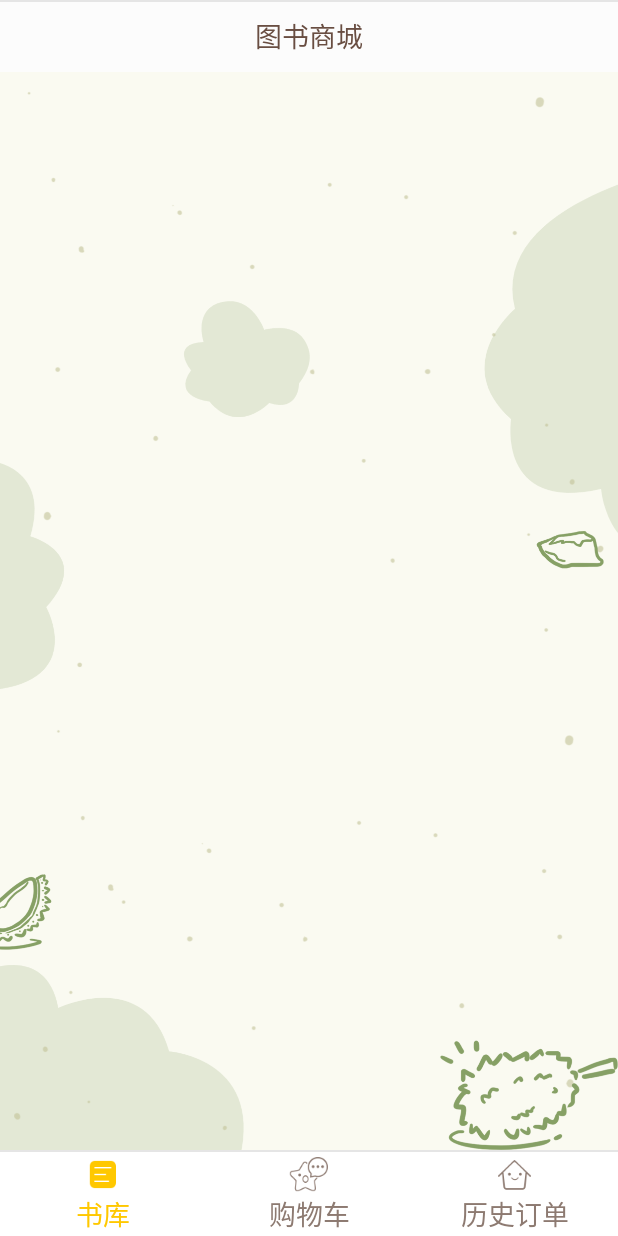
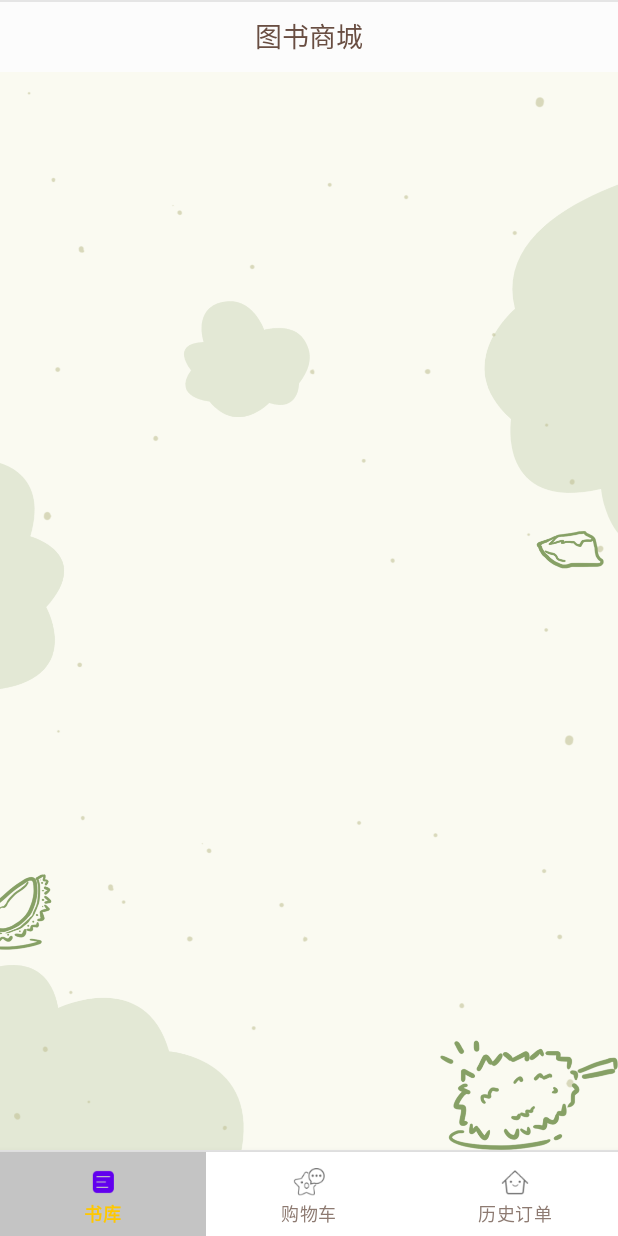
Before and after one commit to Di-viner/Android-BookMall, an Android app: the MainActivity screen opened directly, with no data from a screen before it, on a phone screen of 412 x 824 dp. Run offline under Robolectric (Android 15) with nearby library versions, the light colour scheme and no system bars; libraries missing offline, so code that uses them is left out: com.scwang.smartrefresh, org.simple.eventbus, se.emilsjolander.stickylistheaders; plain views replace StickyListHeadersListView; 6 statements that could not run were skipped.

Commit message:
改用BottomNavigationView实现底部菜单

```diff
--- a/app/build.gradle
+++ b/app/build.gradle
@@ -43,6 +43,9 @@ dependencies {
 
     ///
     implementation 'se.emilsjolander:stickylistheaders:2.7.0'
+
+    implementation 'com.android.support:design:25.3.0'
+
     testImplementation 'junit:junit:4.12'
     androidTestImplementation 'com.android.support.test:runner:1.0.2'
     androidTestImplementation 'com.android.support.test.espresso:espresso-core:3.0.2'
--- a/app/src/main/java/com/example/booklibrary/BookList.java
+++ b/app/src/main/java/com/example/booklibrary/BookList.java
@@ -55,7 +55,6 @@ public class BookList extends Fragment implements AdapterView.OnItemClickListene
                 String author = cursor.getString(x);
                 String ID = cursor.getString(y);
                 int pic = cursor.getInt(p);
-
                 Book book = new Book(name, price, intro, pic, ID, author, content);
                 books.add(book);
             }while(cursor.moveToNext());
--- a/app/src/main/java/com/example/booklibrary/MainActivity.java
+++ b/app/src/main/java/com/example/booklibrary/MainActivity.java
@@ -1,5 +1,6 @@
 package com.example.booklibrary;
 
+import androidx.annotation.NonNull;
 import androidx.appcompat.app.AppCompatActivity;
 import androidx.viewpager.widget.ViewPager;
 
@@ -7,13 +8,16 @@ import android.content.Intent;
 import android.database.Cursor;
 import android.database.sqlite.SQLiteDatabase;
 import android.os.Bundle;
+import android.view.MenuItem;
 import android.widget.RadioButton;
 import android.widget.RadioGroup;
 import android.widget.TextView;
 
+import com.google.android.material.bottomnavigation.BottomNavigationView;
+
 import java.util.ArrayList;
 
-public class MainActivity extends AppCompatActivity implements RadioGroup.OnCheckedChangeListener, ViewPager.OnPageChangeListener {
+public class MainActivity extends AppCompatActivity implements RadioGroup.OnCheckedChangeListener, ViewPager.OnPageChangeListener, BottomNavigationView.OnNavigationItemSelectedListener {
 
     private TextView txt_topbar;
     private RadioGroup rg_tab_bar;
@@ -32,36 +36,42 @@ public class MainActivity extends AppCompatActivity implements RadioGroup.OnChec
     private static final int DEFAULT_OFFSCREEN_PAGES = 0;
     private int mOffscreenPageLimit = DEFAULT_OFFSCREEN_PAGES;
 
+    private BottomNavigationView mBottomNavigationView;
 
-    private void init(){
+    private void init() {
         txt_topbar = (TextView) findViewById(R.id.txt_topbar);
-        rg_tab_bar = (RadioGroup) findViewById(R.id.rg_tab_bar);
-        rb_booklist = (RadioButton) findViewById(R.id.rb_booklist);
-        rb_shoppingcart = (RadioButton) findViewById(R.id.rb_shoppingcart);
-        rb_history = (RadioButton) findViewById(R.id.rb_history);
-        rg_tab_bar.setOnCheckedChangeListener(this);
+        //rg_tab_bar = (RadioGroup) findViewById(R.id.rg_tab_bar);
+        //rb_booklist = (RadioButton) findViewById(R.id.rb_booklist);
+        //rb_shoppingcart = (RadioButton) findViewById(R.id.rb_shoppingcart);
+        //rb_history = (RadioButton) findViewById(R.id.rb_history);
+        // rg_tab_bar.setOnCheckedChangeListener(this);
         vpager = (ViewPager) findViewById(R.id.vpager);
+
+        mBottomNavigationView = (BottomNavigationView) findViewById(R.id.rg_tab_bar);
+
         vpager.setOffscreenPageLimit(0);
         vpager.setAdapter(mAdapter);
         vpager.setCurrentItem(0);
         vpager.addOnPageChangeListener(this);
+        mBottomNavigationView.setOnNavigationItemSelectedListener(this);
     }
+
     @Override
     protected void onCreate(Bundle savedInstanceState) {
         super.onCreate(savedInstanceState);
-        setContentView(R.layout.activity_main);
+        setContentView(R.layout.main_layout);
         Intent intent = getIntent();
         String username = intent.getStringExtra("username");
 
-        mAdapter = new MyFragmentPagerAdapter(getSupportFragmentManager(),username);
+        mAdapter = new MyFragmentPagerAdapter(getSupportFragmentManager(), username);
 
         init();
-        rb_booklist.setChecked(true);
+        //rb_booklist.setChecked(true);
     }
 
     @Override
     public void onCheckedChanged(RadioGroup radioGroup, int i) {
-        switch (i){
+        switch (i) {
             case R.id.rb_booklist:
                 vpager.setCurrentItem(PAGE_ONE);
                 break;
@@ -82,13 +92,28 @@ public class MainActivity extends AppCompatActivity implements RadioGroup.OnChec
     @Override
     public void onPageSelected(int position) {
 
+        switch (position) {
+            case 0:
+                mBottomNavigationView.setSelectedItemId(R.id.lv_booklist);
+                break;
+            case 1:
+                mBottomNavigationView.setSelectedItemId(R.id.rb_shoppingcart);
+                break;
+            case 2:
+                mBottomNavigationView.setSelectedItemId(R.id.rb_history);
+                break;
+
+            default:
+                break;
+
+        }
     }
 
     @Override
     public void onPageScrollStateChanged(int state) {
-        //state的状态有三个，0表示什么都没做，1正在滑动，2滑动完毕
-        if(state == 2){
-            switch (vpager.getCurrentItem()){
+        /*//state的状态有三个，0表示什么都没做，1正在滑动，2滑动完毕
+        if (state == 2) {
+            switch (vpager.getCurrentItem()) {
                 case PAGE_ONE:
                     rb_booklist.setChecked(true);
                     break;
@@ -99,6 +124,44 @@ public class MainActivity extends AppCompatActivity implements RadioGroup.OnChec
                     rb_history.setChecked(true);
                     break;
             }
+        }*/
+    }
+
+
+    @Override
+    public boolean onNavigationItemSelected(@NonNull MenuItem item) {
+
+        int itemId = item.getItemId();
+        switch (itemId) {
+            case R.id.rb_booklist:
+                clickTabOne();
+                return true;//返回true,否则tab按钮不变色,未被选中
+            case R.id.rb_shoppingcart:
+                clickTabTwo();
+                return true;
+            case R.id.rb_history:
+                clickTabThree();
+                return true;
+
+            default:
+                break;
+
         }
+        return false;
+    }
+
+    private void clickTabThree() {
+        vpager.setCurrentItem(PAGE_THREE,false);
+
+    }
+
+    private void clickTabTwo() {
+        vpager.setCurrentItem(PAGE_TWO,false);
+
+    }
+
+    private void clickTabOne() {
+        vpager.setCurrentItem(PAGE_ONE,false);
+
     }
 }
--- /dev/null
+++ b/app/src/main/res/layout/main_layout.xml
@@ -0,0 +1,63 @@
+<?xml version="1.0" encoding="utf-8"?>
+<RelativeLayout xmlns:android="http://schemas.android.com/apk/res/android"
+    xmlns:app="http://schemas.android.com/apk/res-auto"
+    xmlns:tools="http://schemas.android.com/tools"
+    android:layout_width="match_parent"
+    android:layout_height="match_parent"
+    android:background="@color/bg_gray"
+    tools:context=".MainActivity">
+
+    <RelativeLayout
+        android:id="@+id/ly_top_bar"
+        android:layout_width="match_parent"
+        android:layout_height="48dp"
+        android:background="@color/bg_topbar">
+
+        <TextView
+            android:id="@+id/txt_topbar"
+            android:layout_width="match_parent"
+            android:layout_height="match_parent"
+            android:gravity="center"
+            android:text="图书商城"
+            android:textColor="@color/text_topbar"
+            android:textSize="18sp" />
+        <View
+            android:layout_width="match_parent"
+            android:layout_height="2px"
+            android:layout_alignParentTop="true"
+            android:background="@color/div_white"/>
+    </RelativeLayout>
+
+    <com.google.android.material.bottomnavigation.BottomNavigationView
+        android:id="@+id/rg_tab_bar"
+        android:layout_width="match_parent"
+        android:layout_height="56dp"
+
+        android:layout_alignParentBottom="true"
+        app:menu="@menu/navigation"
+        app:itemTextColor="@drawable/tab_menu_text"
+        app:itemBackground="@drawable/tab_menu_bg"/>
+
+    <View
+        android:id="@+id/div_tab_bar"
+        android:layout_width="match_parent"
+        android:layout_height="2px"
+        android:layout_above="@+id/rg_tab_bar"
+        android:background="@color/div_white"/>
+    <FrameLayout
+        android:id="@+id/fl"
+        android:layout_width="match_parent"
+        android:layout_height="match_parent"
+        android:layout_above="@+id/div_tab_bar"
+        android:layout_below="@id/ly_top_bar">
+        <androidx.viewpager.widget.ViewPager
+            android:id="@+id/vpager"
+            android:layout_width="match_parent"
+            android:layout_height="match_parent"
+            android:layout_above="@+id/div_tab_bar"
+            android:layout_below="@id/ly_top_bar"/>
+    </FrameLayout>
+
+
+
+</RelativeLayout>
--- /dev/null
+++ b/app/src/main/res/menu/navigation.xml
@@ -0,0 +1,18 @@
+<?xml version="1.0" encoding="utf-8"?>
+<menu xmlns:android="http://schemas.android.com/apk/res/android">
+
+    <item
+        android:id="@+id/rb_booklist"
+        android:icon="@drawable/tab_menu_channel"
+        android:title="书库"/>
+
+    <item
+        android:id="@+id/rb_shoppingcart"
+        android:icon="@drawable/tab_menu_shoppingcast"
+        android:title="购物车"/>
+
+    <item
+        android:id="@+id/rb_history"
+        android:icon="@drawable/tab_menu_history"
+        android:title="历史订单"/>
+</menu>
```
